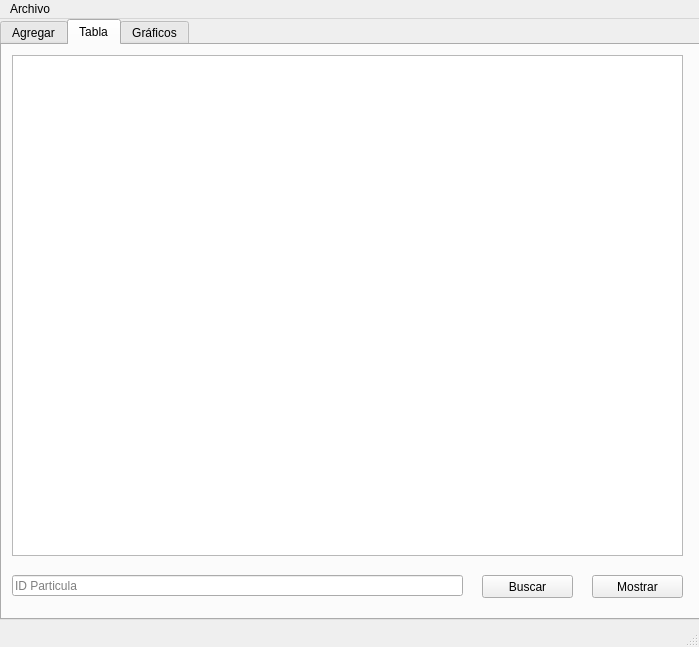
Above: main_window.ui from Luisillo99/Repo_Act_16 before the change. Below: the same form after it.
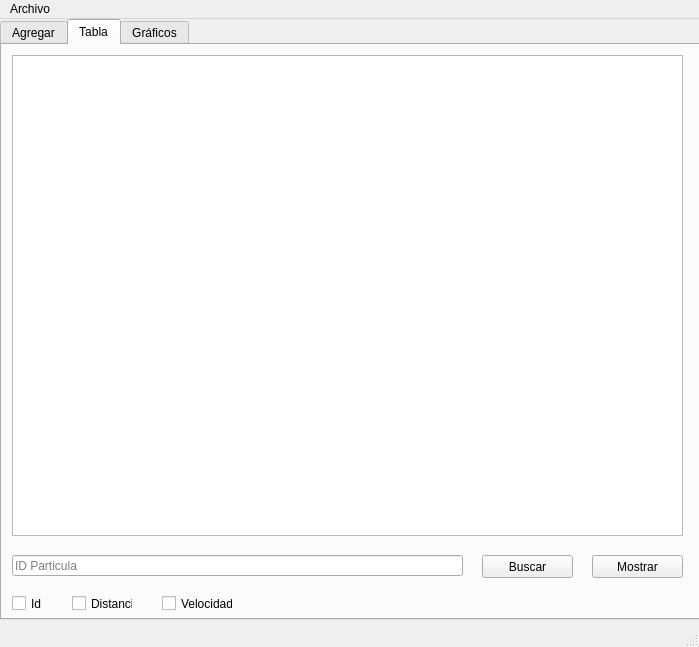
That is the form after the change. The open tabs and pages were chosen to show the change.

```diff
--- a/main_window.ui
+++ b/main_window.ui
@@ -409,7 +409,7 @@
         <x>10</x>
         <y>10</y>
         <width>671</width>
-        <height>501</height>
+        <height>481</height>
        </rect>
       </property>
      </widget>
@@ -417,7 +417,7 @@
       <property name="geometry">
        <rect>
         <x>10</x>
-        <y>530</y>
+        <y>510</y>
         <width>451</width>
         <height>21</height>
        </rect>
@@ -430,7 +430,7 @@
       <property name="geometry">
        <rect>
         <x>480</x>
-        <y>530</y>
+        <y>510</y>
         <width>91</width>
         <height>23</height>
        </rect>
@@ -443,7 +443,7 @@
       <property name="geometry">
        <rect>
         <x>590</x>
-        <y>530</y>
+        <y>510</y>
         <width>91</width>
         <height>23</height>
        </rect>
@@ -452,6 +452,45 @@
        <string>Mostrar</string>
       </property>
      </widget>
+     <widget class="QCheckBox" name="id_checkbox">
+      <property name="geometry">
+       <rect>
+        <x>10</x>
+        <y>550</y>
+        <width>31</width>
+        <height>17</height>
+       </rect>
+      </property>
+      <property name="text">
+       <string>Id</string>
+      </property>
+     </widget>
+     <widget class="QCheckBox" name="distancia_checkbox">
+      <property name="geometry">
+       <rect>
+        <x>70</x>
+        <y>550</y>
+        <width>61</width>
+        <height>17</height>
+       </rect>
+      </property>
+      <property name="text">
+       <string>Distancia</string>
+      </property>
+     </widget>
+     <widget class="QCheckBox" name="velocidad_checkbox">
+      <property name="geometry">
+       <rect>
+        <x>160</x>
+        <y>550</y>
+        <width>71</width>
+        <height>17</height>
+       </rect>
+      </property>
+      <property name="text">
+       <string>Velocidad</string>
+      </property>
+     </widget>
     </widget>
     <widget class="QWidget" name="Graficos">
      <attribute name="title">
```
Left out of the diff: 2 changed lines with no effect on the pictures.
